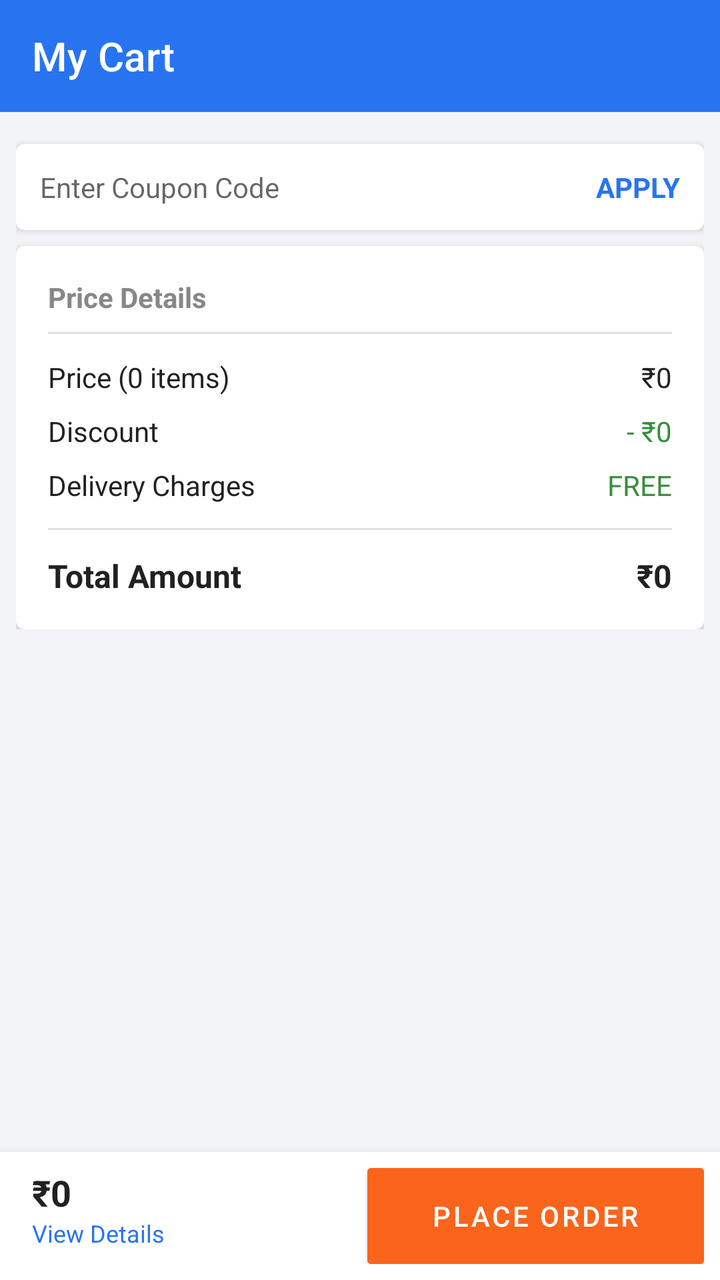
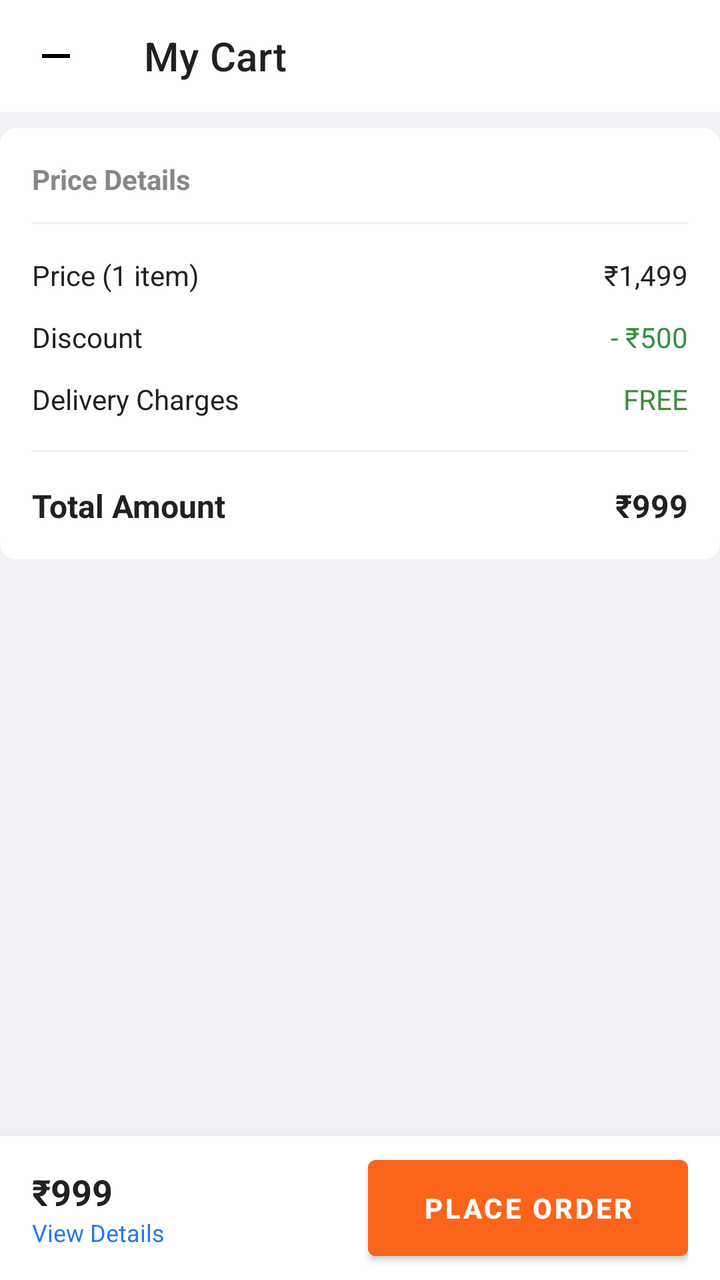

The first picture is an Android layout as it rendered before a commit; the second is the same layout after the commit. The layout source and the unified diff follow.
<!-- AndroidManifest.xml: application theme Theme.SKRozaanaBazaar -->
<!-- res/layout/activity_cart.xml -->
<?xml version="1.0" encoding="utf-8"?>
<androidx.constraintlayout.widget.ConstraintLayout xmlns:android="http://schemas.android.com/apk/res/android"
    xmlns:app="http://schemas.android.com/apk/res-auto"
    android:layout_width="match_parent"
    android:layout_height="match_parent"
    android:background="#F1F3F6">

    <androidx.appcompat.widget.Toolbar
        android:id="@+id/toolbarCart"
        android:layout_width="match_parent"
        android:layout_height="?attr/actionBarSize"
        android:background="#2874F0"
        app:layout_constraintTop_toTopOf="parent"
        app:title="My Cart"
        app:titleTextColor="#FFFFFF" />

    <androidx.core.widget.NestedScrollView
        android:layout_width="match_parent"
        android:layout_height="0dp"
        app:layout_constraintBottom_toTopOf="@id/layoutBottom"
        app:layout_constraintTop_toBottomOf="@id/toolbarCart">

        <LinearLayout
            android:layout_width="match_parent"
            android:layout_height="wrap_content"
            android:orientation="vertical"
            android:padding="8dp">

            <androidx.recyclerview.widget.RecyclerView
                android:id="@+id/rvCart"
                android:layout_width="match_parent"
                android:layout_height="wrap_content"
                android:nestedScrollingEnabled="false"
                app:layoutManager="androidx.recyclerview.widget.LinearLayoutManager" />

            
            <com.google.android.material.card.MaterialCardView
                android:layout_width="match_parent"
                android:layout_height="wrap_content"
                android:layout_marginTop="8dp"
                app:cardCornerRadius="4dp"
                app:cardElevation="2dp">

                <LinearLayout
                    android:layout_width="match_parent"
                    android:layout_height="wrap_content"
                    android:orientation="horizontal"
                    android:padding="12dp">

                    <EditText
                        android:id="@+id/etCouponCode"
                        android:layout_width="0dp"
                        android:layout_height="wrap_content"
                        android:layout_weight="1"
                        android:background="@android:color/transparent"
                        android:hint="Enter Coupon Code"
                        android:textSize="14sp" />

                    <TextView
                        android:id="@+id/tvApplyCoupon"
                        android:layout_width="wrap_content"
                        android:layout_height="wrap_content"
                        android:text="APPLY"
                        android:textColor="#2874F0"
                        android:textStyle="bold" />
                </LinearLayout>
            </com.google.android.material.card.MaterialCardView>

            
            <com.google.android.material.card.MaterialCardView
                android:layout_width="match_parent"
                android:layout_height="wrap_content"
                android:layout_marginTop="8dp"
                app:cardCornerRadius="4dp"
                app:cardElevation="2dp">

                <LinearLayout
                    android:layout_width="match_parent"
                    android:layout_height="wrap_content"
                    android:orientation="vertical"
                    android:padding="16dp">

                    <TextView
                        android:layout_width="wrap_content"
                        android:layout_height="wrap_content"
                        android:text="Price Details"
                        android:textColor="#878787"
                        android:textStyle="bold" />

                    <View
                        android:layout_width="match_parent"
                        android:layout_height="1dp"
                        android:layout_marginTop="8dp"
                        android:background="#E0E0E0" />

                    <LinearLayout
                        android:layout_width="match_parent"
                        android:layout_height="wrap_content"
                        android:layout_marginTop="12dp"
                        android:orientation="horizontal">

                        <TextView
                            android:id="@+id/tvPriceItemsLabel"
                            android:layout_width="0dp"
                            android:layout_height="wrap_content"
                            android:layout_weight="1"
                            android:text="Price (0 items)"
                            android:textColor="#212121" />

                        <TextView
                            android:id="@+id/tvTotalPrice"
                            android:layout_width="wrap_content"
                            android:layout_height="wrap_content"
                            android:text="₹0"
                            android:textColor="#212121" />
                    </LinearLayout>

                    <LinearLayout
                        android:layout_width="match_parent"
                        android:layout_height="wrap_content"
                        android:layout_marginTop="8dp"
                        android:orientation="horizontal">

                        <TextView
                            android:layout_width="0dp"
                            android:layout_height="wrap_content"
                            android:layout_weight="1"
                            android:text="Discount"
                            android:textColor="#212121" />

                        <TextView
                            android:id="@+id/tvTotalDiscount"
                            android:layout_width="wrap_content"
                            android:layout_height="wrap_content"
                            android:text="- ₹0"
                            android:textColor="#388E3C" />
                    </LinearLayout>

                    <LinearLayout
                        android:layout_width="match_parent"
                        android:layout_height="wrap_content"
                        android:layout_marginTop="8dp"
                        android:orientation="horizontal">

                        <TextView
                            android:layout_width="0dp"
                            android:layout_height="wrap_content"
                            android:layout_weight="1"
                            android:text="Delivery Charges"
                            android:textColor="#212121" />

                        <TextView
                            android:layout_width="wrap_content"
                            android:layout_height="wrap_content"
                            android:text="FREE"
                            android:textColor="#388E3C" />
                    </LinearLayout>

                    <View
                        android:layout_width="match_parent"
                        android:layout_height="1dp"
                        android:layout_marginTop="12dp"
                        android:background="#E0E0E0" />

                    <LinearLayout
                        android:layout_width="match_parent"
                        android:layout_height="wrap_content"
                        android:layout_marginTop="12dp"
                        android:orientation="horizontal">

                        <TextView
                            android:layout_width="0dp"
                            android:layout_height="wrap_content"
                            android:layout_weight="1"
                            android:text="Total Amount"
                            android:textColor="#212121"
                            android:textSize="16sp"
                            android:textStyle="bold" />

                        <TextView
                            android:id="@+id/tvFinalAmount"
                            android:layout_width="wrap_content"
                            android:layout_height="wrap_content"
                            android:text="₹0"
                            android:textColor="#212121"
                            android:textSize="16sp"
                            android:textStyle="bold" />
                    </LinearLayout>

                </LinearLayout>
            </com.google.android.material.card.MaterialCardView>

        </LinearLayout>
    </androidx.core.widget.NestedScrollView>

    <LinearLayout
        android:id="@+id/layoutBottom"
        android:layout_width="match_parent"
        android:layout_height="wrap_content"
        android:background="#FFFFFF"
        android:elevation="8dp"
        android:orientation="horizontal"
        android:padding="8dp"
        app:layout_constraintBottom_toBottomOf="parent">

        <LinearLayout
            android:layout_width="0dp"
            android:layout_height="wrap_content"
            android:layout_weight="1"
            android:gravity="center_vertical"
            android:orientation="vertical"
            android:paddingStart="8dp">

            <TextView
                android:id="@+id/tvBottomPrice"
                android:layout_width="wrap_content"
                android:layout_height="wrap_content"
                android:text="₹0"
                android:textColor="#212121"
                android:textSize="18sp"
                android:textStyle="bold" />

            <TextView
                android:layout_width="wrap_content"
                android:layout_height="wrap_content"
                android:text="View Details"
                android:textColor="#2874F0"
                android:textSize="12sp" />
        </LinearLayout>

        <com.google.android.material.button.MaterialButton
            android:id="@+id/btnCheckout"
            android:layout_width="wrap_content"
            android:layout_height="wrap_content"
            android:backgroundTint="#FB641B"
            android:paddingHorizontal="32dp"
            android:text="Place Order"
            android:textAllCaps="true"
            app:cornerRadius="2dp" />
    </LinearLayout>

</androidx.constraintlayout.widget.ConstraintLayout>
<!-- resources referenced by this layout -->
<resources>
  <style name="Theme.SKRozaanaBazaar" parent="Theme.MaterialComponents.DayNight.NoActionBar">
          
          <item name="colorPrimary">@color/colorPrimary</item>
          <item name="colorPrimaryVariant">@color/colorPrimary</item>
          <item name="colorOnPrimary">@color/white</item>
          
          <item name="colorSecondary">@color/colorSecondary</item>
          <item name="colorSecondaryVariant">@color/colorSecondary</item>
          <item name="colorOnSecondary">@color/white</item>
          
          <item name="android:statusBarColor" tools:targetApi="l">?attr/colorPrimary</item>
  
          
          <item name="materialButtonStyle">@style/Widget.App.Button</item>
          <item name="materialCardViewStyle">@style/Widget.App.Card</item>
      </style>
  <color name="colorPrimary">#007BFF</color>
  <color name="white">#FFFFFFFF</color>
  <color name="colorSecondary">#FB641B</color>
  <style name="Widget.App.Button" parent="Widget.MaterialComponents.Button">
          <item name="shapeAppearanceOverlay">@style/ShapeAppearance.App.Rounded</item>
          <item name="android:insetTop">0dp</item>
          <item name="android:insetBottom">0dp</item>
          <item name="android:textAllCaps">false</item>
      </style>
  <style name="Widget.App.Card" parent="Widget.MaterialComponents.CardView">
          <item name="shapeAppearanceOverlay">@style/ShapeAppearance.App.Rounded.Large</item>
          <item name="cardElevation">2dp</item>
      </style>
  <style name="ShapeAppearance.App.Rounded" parent="ShapeAppearance.MaterialComponents.SmallComponent">
          <item name="cornerFamily">rounded</item>
          <item name="cornerSize">20dp</item>
      </style>
  <style name="ShapeAppearance.App.Rounded.Large" parent="ShapeAppearance.MaterialComponents.MediumComponent">
          <item name="cornerFamily">rounded</item>
          <item name="cornerSize">16dp</item>
      </style>
</resources>

<!-- the commit's change to res/layout/activity_cart.xml (unified diff, before → after) -->
@@ -1,242 +1,107 @@
 <?xml version="1.0" encoding="utf-8"?>
-<androidx.constraintlayout.widget.ConstraintLayout xmlns:android="http://schemas.android.com/apk/res/android"
+<RelativeLayout xmlns:android="http://schemas.android.com/apk/res/android"
     xmlns:app="http://schemas.android.com/apk/res-auto"
     android:layout_width="match_parent"
     android:layout_height="match_parent"
-    android:background="#F1F3F6">
+    android:background="#F0F2F5">
 
-    <androidx.appcompat.widget.Toolbar
-        android:id="@+id/toolbarCart"
+    <com.google.android.material.appbar.AppBarLayout
+        android:id="@+id/appBar"
         android:layout_width="match_parent"
-        android:layout_height="?attr/actionBarSize"
-        android:background="#2874F0"
-        app:layout_constraintTop_toTopOf="parent"
-        app:title="My Cart"
-        app:titleTextColor="#FFFFFF" />
+        android:layout_height="wrap_content"
+        android:background="#FFFFFF">
+        <androidx.appcompat.widget.Toolbar
+            android:id="@+id/toolbarCart"
+            android:layout_width="match_parent"
+            android:layout_height="?attr/actionBarSize"
+            app:title="My Cart"
+            app:titleTextColor="#212121"
+            app:navigationIcon="@drawable/ic_remove" />
+    </com.google.android.material.appbar.AppBarLayout>
 
     <androidx.core.widget.NestedScrollView
         android:layout_width="match_parent"
-        android:layout_height="0dp"
-        app:layout_constraintBottom_toTopOf="@id/layoutBottom"
-        app:layout_constraintTop_toBottomOf="@id/toolbarCart">
+        android:layout_height="match_parent"
+        android:layout_above="@id/bottomBar"
+        android:layout_below="@id/appBar">
 
         <LinearLayout
             android:layout_width="match_parent"
             android:layout_height="wrap_content"
-            android:orientation="vertical"
-            android:padding="8dp">
+            android:orientation="vertical">
 
             <androidx.recyclerview.widget.RecyclerView
                 android:id="@+id/rvCart"
                 android:layout_width="match_parent"
                 android:layout_height="wrap_content"
-                android:nestedScrollingEnabled="false"
+                android:background="#FFFFFF"
                 app:layoutManager="androidx.recyclerview.widget.LinearLayoutManager" />
 
-            
             <com.google.android.material.card.MaterialCardView
                 android:layout_width="match_parent"
                 android:layout_height="wrap_content"
                 android:layout_marginTop="8dp"
-                app:cardCornerRadius="4dp"
-                app:cardElevation="2dp">
-
-                <LinearLayout
-                    android:layout_width="match_parent"
-                    android:layout_height="wrap_content"
-                    android:orientation="horizontal"
-                    android:padding="12dp">
-
-                    <EditText
-                        android:id="@+id/etCouponCode"
-                        android:layout_width="0dp"
-                        android:layout_height="wrap_content"
-                        android:layout_weight="1"
-                        android:background="@android:color/transparent"
-                        android:hint="Enter Coupon Code"
-                        android:textSize="14sp" />
-
-                    <TextView
-                        android:id="@+id/tvApplyCoupon"
-                        android:layout_width="wrap_content"
-                        android:layout_height="wrap_content"
-                        android:text="APPLY"
-                        android:textColor="#2874F0"
-                        android:textStyle="bold" />
-                </LinearLayout>
-            </com.google.android.material.card.MaterialCardView>
-
-            
-            <com.google.android.material.card.MaterialCardView
-                android:layout_width="match_parent"
-                android:layout_height="wrap_content"
-                android:layout_marginTop="8dp"
-                app:cardCornerRadius="4dp"
-                app:cardElevation="2dp">
-
+                android:layout_marginBottom="16dp"
+                app:cardElevation="0dp">
                 <LinearLayout
                     android:layout_width="match_parent"
                     android:layout_height="wrap_content"
                     android:orientation="vertical"
                     android:padding="16dp">
+                    <TextView android:layout_width="wrap_content" android:layout_height="wrap_content" android:text="Price Details" android:textColor="#878787" android:textSize="14sp" android:textStyle="bold" />
+                    <View android:layout_width="match_parent" android:layout_height="1dp" android:layout_marginTop="12dp" android:background="#F0F0F0" />
 
-                    <TextView
-                        android:layout_width="wrap_content"
-                        android:layout_height="wrap_content"
-                        android:text="Price Details"
-                        android:textColor="#878787"
-                        android:textStyle="bold" />
+                    <RelativeLayout android:layout_width="match_parent" android:layout_height="wrap_content" android:layout_marginTop="16dp">
+                        <TextView android:id="@+id/tvPriceItemsLabel" android:layout_width="wrap_content" android:layout_height="wrap_content" android:text="Price (1 item)" android:textColor="#212121" />
+                        <TextView android:id="@+id/tvTotalPrice" android:layout_width="wrap_content" android:layout_height="wrap_content" android:layout_alignParentEnd="true" android:text="₹1,499" android:textColor="#212121" />
+                    </RelativeLayout>
 
-                    <View
-                        android:layout_width="match_parent"
-                        android:layout_height="1dp"
-                        android:layout_marginTop="8dp"
-                        android:background="#E0E0E0" />
+                    <RelativeLayout android:layout_width="match_parent" android:layout_height="wrap_content" android:layout_marginTop="12dp">
+                        <TextView android:layout_width="wrap_content" android:layout_height="wrap_content" android:text="Discount" android:textColor="#212121" />
+                        <TextView android:id="@+id/tvTotalDiscount" android:layout_width="wrap_content" android:layout_height="wrap_content" android:layout_alignParentEnd="true" android:text="- ₹500" android:textColor="#388E3C" />
+                    </RelativeLayout>
 
-                    <LinearLayout
-                        android:layout_width="match_parent"
-                        android:layout_height="wrap_content"
-                        android:layout_marginTop="12dp"
-                        android:orientation="horizontal">
+                    <RelativeLayout android:layout_width="match_parent" android:layout_height="wrap_content" android:layout_marginTop="12dp">
+                        <TextView android:layout_width="wrap_content" android:layout_height="wrap_content" android:text="Delivery Charges" android:textColor="#212121" />
+                        <TextView android:layout_width="wrap_content" android:layout_height="wrap_content" android:layout_alignParentEnd="true" android:text="FREE" android:textColor="#388E3C" />
+                    </RelativeLayout>
 
-                        <TextView
-                            android:id="@+id/tvPriceItemsLabel"
-                            android:layout_width="0dp"
-                            android:layout_height="wrap_content"
-                            android:layout_weight="1"
-                            android:text="Price (0 items)"
-                            android:textColor="#212121" />
+                    <View android:layout_width="match_parent" android:layout_height="1dp" android:layout_marginTop="16dp" android:background="#F0F0F0" />
 
-                        <TextView
-                            android:id="@+id/tvTotalPrice"
-                            android:layout_width="wrap_content"
-                            android:layout_height="wrap_content"
-                            android:text="₹0"
-                            android:textColor="#212121" />
-                    </LinearLayout>
-
-                    <LinearLayout
-                        android:layout_width="match_parent"
-                        android:layout_height="wrap_content"
-                        android:layout_marginTop="8dp"
-                        android:orientation="horizontal">
-
-                        <TextView
-                            android:layout_width="0dp"
-                            android:layout_height="wrap_content"
-                            android:layout_weight="1"
-                            android:text="Discount"
-                            android:textColor="#212121" />
-
-                        <TextView
-                            android:id="@+id/tvTotalDiscount"
-                            android:layout_width="wrap_content"
-                            android:layout_height="wrap_content"
-                            android:text="- ₹0"
-                            android:textColor="#388E3C" />
-                    </LinearLayout>
-
-                    <LinearLayout
-                        android:layout_width="match_parent"
-                        android:layout_height="wrap_content"
-                        android:layout_marginTop="8dp"
-                        android:orientation="horizontal">
-
-                        <TextView
-                            android:layout_width="0dp"
-                            android:layout_height="wrap_content"
-                            android:layout_weight="1"
-                            android:text="Delivery Charges"
-                            android:textColor="#212121" />
-
-                        <TextView
-                            android:layout_width="wrap_content"
-                            android:layout_height="wrap_content"
-                            android:text="FREE"
-                            android:textColor="#388E3C" />
-                    </LinearLayout>
-
-                    <View
-                        android:layout_width="match_parent"
-                        android:layout_height="1dp"
-                        android:layout_marginTop="12dp"
-                        android:background="#E0E0E0" />
-
-                    <LinearLayout
-                        android:layout_width="match_parent"
-                        android:layout_height="wrap_content"
-                        android:layout_marginTop="12dp"
-                        android:orientation="horizontal">
-
-                        <TextView
-                            android:layout_width="0dp"
-                            android:layout_height="wrap_content"
-                            android:layout_weight="1"
-                            android:text="Total Amount"
-                            android:textColor="#212121"
-                            android:textSize="16sp"
-                            android:textStyle="bold" />
-
-                        <TextView
-                            android:id="@+id/tvFinalAmount"
-                            android:layout_width="wrap_content"
-                            android:layout_height="wrap_content"
-                            android:text="₹0"
-                            android:textColor="#212121"
-                            android:textSize="16sp"
-                            android:textStyle="bold" />
-                    </LinearLayout>
-
+                    <RelativeLayout android:layout_width="match_parent" android:layout_height="wrap_content" android:layout_marginTop="16dp">
+                        <TextView android:layout_width="wrap_content" android:layout_height="wrap_content" android:text="Total Amount" android:textColor="#212121" android:textSize="16sp" android:textStyle="bold" />
+                        <TextView android:id="@+id/tvFinalAmount" android:layout_width="wrap_content" android:layout_height="wrap_content" android:layout_alignParentEnd="true" android:text="₹999" android:textColor="#212121" android:textSize="16sp" android:textStyle="bold" />
+                    </RelativeLayout>
                 </LinearLayout>
             </com.google.android.material.card.MaterialCardView>
-
         </LinearLayout>
     </androidx.core.widget.NestedScrollView>
 
     <LinearLayout
-        android:id="@+id/layoutBottom"
+        android:id="@+id/bottomBar"
         android:layout_width="match_parent"
-        android:layout_height="wrap_content"
+        android:layout_height="72dp"
+        android:layout_alignParentBottom="true"
         android:background="#FFFFFF"
-        android:elevation="8dp"
+        android:elevation="12dp"
+        android:gravity="center_vertical"
         android:orientation="horizontal"
-        android:padding="8dp"
-        app:layout_constraintBottom_toBottomOf="parent">
-
+        android:paddingHorizontal="16dp">
         <LinearLayout
             android:layout_width="0dp"
             android:layout_height="wrap_content"
             android:layout_weight="1"
-            android:gravity="center_vertical"
-            android:orientation="vertical"
-            android:paddingStart="8dp">
-
-            <TextView
-                android:id="@+id/tvBottomPrice"
-                android:layout_width="wrap_content"
-                android:layout_height="wrap_content"
-                android:text="₹0"
-                android:textColor="#212121"
-                android:textSize="18sp"
-                android:textStyle="bold" />
-
-            <TextView
-                android:layout_width="wrap_content"
-                android:layout_height="wrap_content"
-                android:text="View Details"
-                android:textColor="#2874F0"
-                android:textSize="12sp" />
+            android:orientation="vertical">
+            <TextView android:id="@+id/tvBottomPrice" android:layout_width="wrap_content" android:layout_height="wrap_content" android:text="₹999" android:textColor="#212121" android:textSize="18sp" android:textStyle="bold" />
+            <TextView android:layout_width="wrap_content" android:layout_height="wrap_content" android:text="View Details" android:textColor="@color/colorPrimary" android:textSize="12sp" />
         </LinearLayout>
-
         <com.google.android.material.button.MaterialButton
             android:id="@+id/btnCheckout"
-            android:layout_width="wrap_content"
-            android:layout_height="wrap_content"
+            android:layout_width="160dp"
+            android:layout_height="48dp"
             android:backgroundTint="#FB641B"
-            android:paddingHorizontal="32dp"
-            android:text="Place Order"
-            android:textAllCaps="true"
-            app:cornerRadius="2dp" />
+            android:text="PLACE ORDER"
+            android:textColor="#FFFFFF"
+            android:textStyle="bold" />
     </LinearLayout>
-
-</androidx.constraintlayout.widget.ConstraintLayout>
+</RelativeLayout>
<!-- resource entries referenced after the edit -->
@@ -16,7 +16,17 @@
           <item name="materialButtonStyle">@style/Widget.App.Button</item>
           <item name="materialCardViewStyle">@style/Widget.App.Card</item>
       </style>
-  <color name="colorPrimary">#007BFF</color>
+  <color name="colorPrimary">#2874F0</color>
+  <!-- drawable ic_remove (drawable) -->
+  <vector xmlns:android="http://schemas.android.com/apk/res/android"
+      android:width="24dp"
+      android:height="24dp"
+      android:viewportWidth="24"
+      android:viewportHeight="24">
+      <path
+          android:fillColor="#FF000000"
+          android:pathData="M19,13H5v-2h14v2Z" />
+  </vector>
   <color name="white">#FFFFFFFF</color>
   <color name="colorSecondary">#FB641B</color>
   <style name="Widget.App.Button" parent="Widget.MaterialComponents.Button">
@@ -27,15 +37,16 @@
       </style>
   <style name="Widget.App.Card" parent="Widget.MaterialComponents.CardView">
           <item name="shapeAppearanceOverlay">@style/ShapeAppearance.App.Rounded.Large</item>
-          <item name="cardElevation">2dp</item>
+          <item name="cardElevation">1dp</item>
+          <item name="android:layout_margin">4dp</item>
       </style>
   <style name="ShapeAppearance.App.Rounded" parent="ShapeAppearance.MaterialComponents.SmallComponent">
           <item name="cornerFamily">rounded</item>
-          <item name="cornerSize">20dp</item>
+          <item name="cornerSize">4dp</item>
       </style>
   <style name="ShapeAppearance.App.Rounded.Large" parent="ShapeAppearance.MaterialComponents.MediumComponent">
           <item name="cornerFamily">rounded</item>
-          <item name="cornerSize">16dp</item>
+          <item name="cornerSize">8dp</item>
       </style>
 </resources>
 
